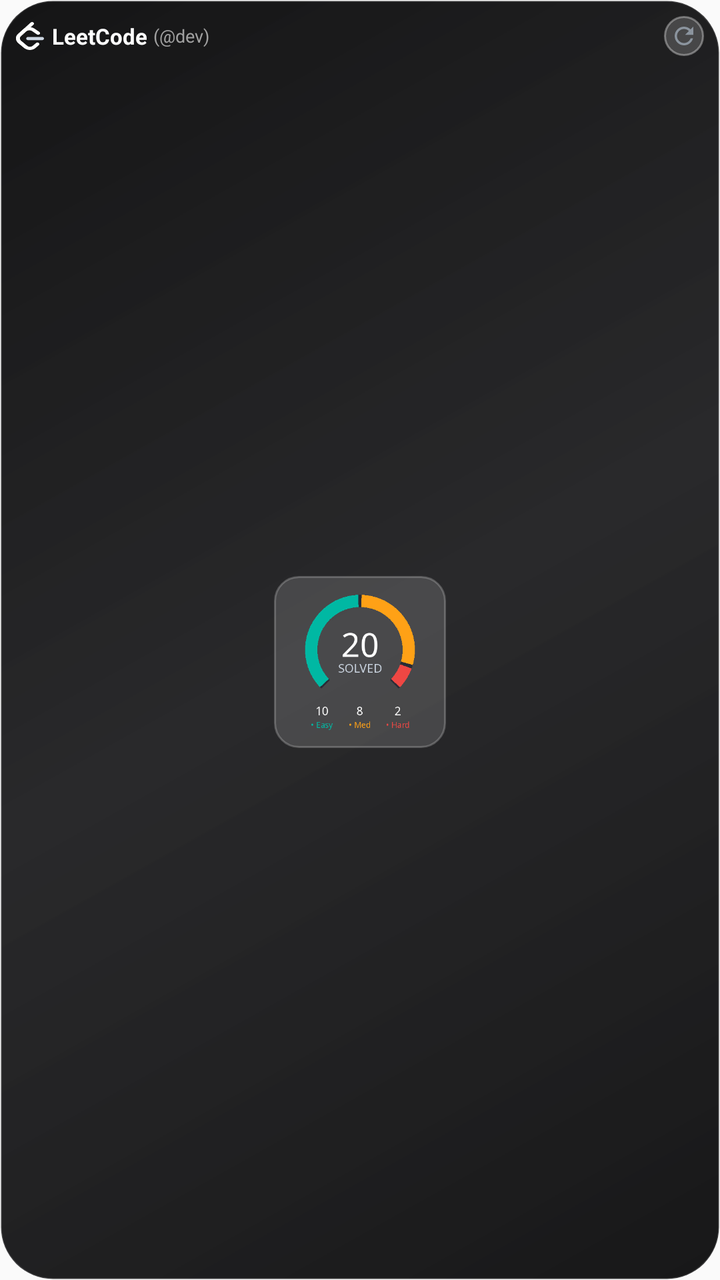
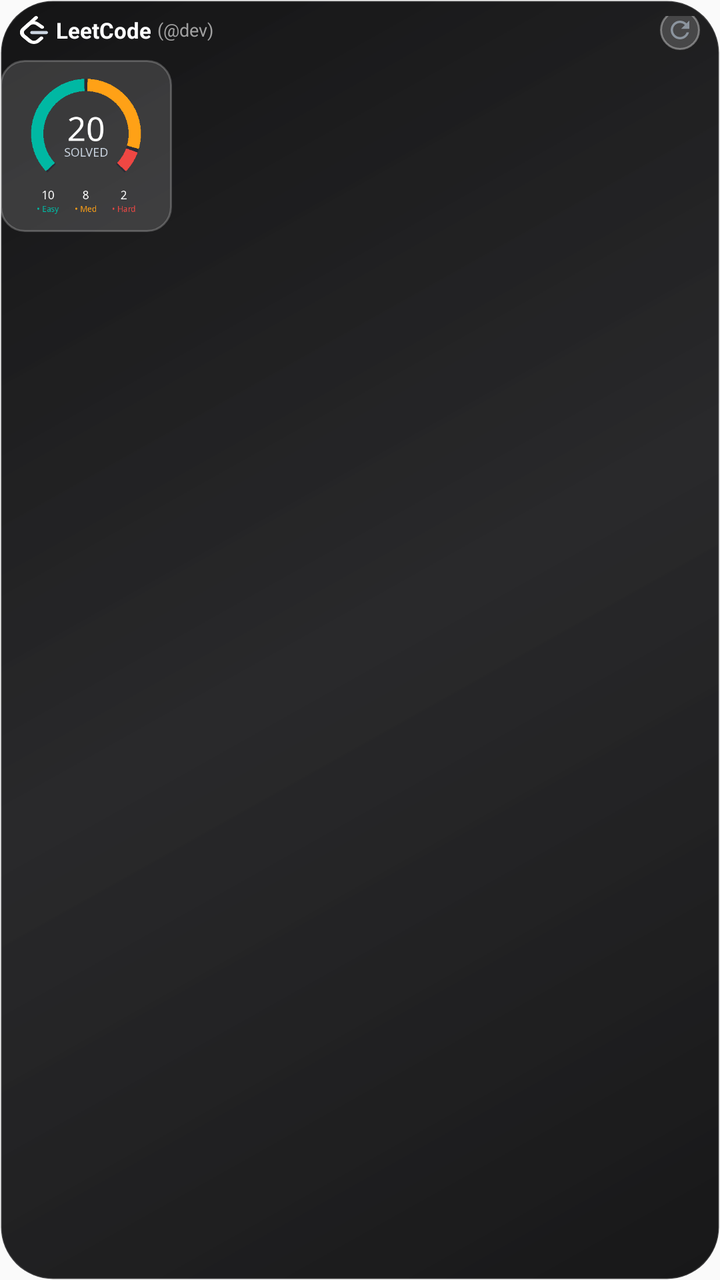

Two renders of the same Android screen: before a commit and after it. Below are the layout's source before the change and the commit's diff.
<!-- AndroidManifest.xml: application theme Theme.DevWidgets -->
<!-- res/layout/widget_leetcode_circle.xml -->
<?xml version="1.0" encoding="utf-8"?>
<FrameLayout xmlns:android="http://schemas.android.com/apk/res/android"
    android:layout_width="match_parent"
    android:layout_height="match_parent">

    <ImageView
        android:id="@+id/iv_widget_wallpaper_bg"
        android:layout_width="match_parent"
        android:layout_height="match_parent"
        android:scaleType="centerCrop"
        android:visibility="gone" />

    <ImageView
        android:id="@+id/v_widget_wallpaper_scrim"
        android:layout_width="match_parent"
        android:layout_height="match_parent"
        android:background="#80000000"
        android:visibility="gone" />

    <LinearLayout
        android:id="@+id/widget_root"
        android:layout_width="match_parent"
        android:layout_height="match_parent"
        android:orientation="vertical"
        android:background="@drawable/widget_glass_chassis"
        android:clipChildren="false"
        android:clipToPadding="false"
        android:padding="8dp">

        
        <RelativeLayout
            android:id="@+id/header_bar"
            android:layout_width="match_parent"
            android:layout_height="wrap_content"
            android:layout_marginBottom="2dp">

            <LinearLayout
                android:id="@+id/header_right_wrap"
                android:layout_width="wrap_content"
                android:layout_height="wrap_content"
                android:orientation="horizontal"
                android:gravity="center_vertical"
                android:layout_alignParentEnd="true"
                android:layout_centerVertical="true"
                android:layout_marginStart="8dp">

                <ImageView
                    android:id="@+id/btn_refresh"
                    android:layout_width="20dp"
                    android:layout_height="20dp"
                    android:background="@drawable/widget_icon_button_glass"
                    android:padding="3dp"
                    android:src="@drawable/ic_refresh"
                    android:contentDescription="Refresh" />
            </LinearLayout>

            <LinearLayout
                android:id="@+id/section_header_brand"
                android:layout_width="wrap_content"
                android:layout_height="wrap_content"
                android:orientation="horizontal"
                android:gravity="center_vertical"
                android:layout_alignParentStart="true"
                android:layout_toStartOf="@id/header_right_wrap"
                android:layout_centerVertical="true">

                <ImageView
                    android:id="@+id/iv_lc_brand_logo"
                    android:layout_width="14dp"
                    android:layout_height="14dp"
                    android:src="@drawable/ic_leetcode_logo"
                    android:layout_marginEnd="4dp"
                    android:contentDescription="LeetCode Logo" />

                <TextView
                    android:id="@+id/tv_lc_title"
                    android:layout_width="wrap_content"
                    android:layout_height="wrap_content"
                    android:text="LeetCode"
                    android:textColor="#FFFFFF"
                    android:textSize="11sp"
                    android:textStyle="bold"
                    android:singleLine="true" />

                <TextView
                    android:id="@+id/tv_lc_user_tag"
                    android:layout_width="wrap_content"
                    android:layout_height="wrap_content"
                    android:layout_marginStart="3dp"
                    android:text="(@dev)"
                    android:textColor="#A0A0A0"
                    android:textSize="9sp"
                    android:singleLine="true"
                    android:ellipsize="end" />
            </LinearLayout>
        </RelativeLayout>

        
        <FrameLayout
            android:id="@+id/section_circle_container"
            android:layout_width="match_parent"
            android:layout_height="0dp"
            android:layout_weight="1"
            android:clipChildren="false"
            android:clipToPadding="false">

            
            <FrameLayout
                android:id="@+id/section_leetcode"
                android:layout_width="86dp"
                android:layout_height="86dp"
                android:layout_gravity="center"
                android:background="@drawable/widget_glass_circle">

                <ImageView
                    android:id="@+id/iv_leetcode_circle"
                    android:layout_width="76dp"
                    android:layout_height="76dp"
                    android:layout_gravity="center"
                    android:scaleType="fitCenter"
                    android:src="@drawable/preview_element_lc_circle"
                    android:contentDescription="LeetCode Gauge" />
            </FrameLayout>
        </FrameLayout>
    </LinearLayout>
</FrameLayout>
<!-- resources referenced by this layout -->
<resources>
  <!-- drawable ic_leetcode_logo (drawable) -->
  <vector xmlns:android="http://schemas.android.com/apk/res/android"
      android:width="20dp"
      android:height="20dp"
      android:viewportWidth="94"
      android:viewportHeight="111">
      
      
      <path
          android:fillColor="#FFFFFF"
          android:pathData="M49.4124,2.0234 C51.8179,-0.5523 55.8523,-0.6869 58.4235,1.7228 C60.9946,4.1324 61.129,8.1739 58.7235,10.7495 L15.9282,56.5729 C11.2774,61.552 11.7867,69.5738 17.1459,74.8292 L36.9094,94.2091 C39.4256,96.6764 39.4686,100.7198 37.0056,103.2403 C34.5426,105.7609 30.5063,105.804 27.9901,103.3367 L8.2265,83.9567 C-1.9247,74.0021 -2.936,58.0741 6.6175,47.8463 L49.4124,2.0234 Z" />
      
      <path
          android:fillColor="#CBD5E1"
          android:pathData="M40.607,72.0014 C37.086,72.0014 34.2317,69.1421 34.2317,65.615 C34.2317,62.0879 37.086,59.2286 40.607,59.2286 L87.6247,59.2286 C91.1457,59.2286 94,62.0879 94,65.615 C94,69.1421 91.1457,72.0014 87.6247,72.0014 L40.607,72.0014 Z" />
      
      <path
          android:fillColor="#FFFFFF"
          android:pathData="M67.5068,83.0664 C70.0005,80.5764 74.0371,80.5829 76.5228,83.0809 C79.0085,85.579 79.002,89.6226 76.5083,92.1127 L65.4351,103.1696 C55.2192,113.3707 38.5605,113.5187 28.1723,103.5132 C28.1122,103.4557 23.4866,98.9201 8.227,83.957 C-1.9248,74.0029 -2.9361,58.0749 6.617,47.8464 L24.4287,28.7745 C33.91,18.6219 51.3874,17.5122 62.228,26.2789 L78.4053,39.362 C81.1449,41.5776 81.5728,45.5985 79.3611,48.3429 C77.1493,51.0873 73.1355,51.5159 70.3959,49.3003 L54.2187,36.2173 C48.5493,31.6325 38.6319,32.2622 33.7399,37.5006 L15.9279,56.5727 C11.2772,61.5522 11.7866,69.574 17.1461,74.8292 C28.3515,85.8169 36.9874,94.2846 36.9974,94.2942 C42.3982,99.496 51.1309,99.4184 56.4336,94.1234 L67.5068,83.0664 Z" />
  </vector>
  <!-- drawable ic_refresh (drawable) -->
  <vector xmlns:android="http://schemas.android.com/apk/res/android"
      android:width="20dp"
      android:height="20dp"
      android:viewportWidth="24"
      android:viewportHeight="24">
    <path
        android:fillColor="#8B949E"
        android:pathData="M17.65,6.35C16.2,4.9 14.21,4 12,4c-4.42,0 -7.99,3.58 -7.99,8s3.57,8 7.99,8c3.73,0 6.84,-2.55 7.73,-6h-2.08c-0.82,2.33 -3.04,4 -5.65,4 -3.31,0 -6,-2.69 -6,-6s2.69,-6 6,-6c1.66,0 3.14,0.69 4.22,1.78L13,11h7V4l-2.35,2.35z"/>
  </vector>
  <!-- drawable preview_element_lc_circle: png bitmap (drawable, 9783 bytes) -->
  <!-- drawable widget_glass_chassis (drawable) -->
  <?xml version="1.0" encoding="utf-8"?>
  <shape xmlns:android="http://schemas.android.com/apk/res/android"
      android:shape="rectangle">
      
      <gradient
          android:angle="135"
          android:startColor="#F20B0B0C"
          android:centerColor="#E6121214"
          android:endColor="#F2080809" />
      <corners android:radius="26dp" />
      <stroke
          android:width="1dp"
          android:color="#24FFFFFF" />
  </shape>
  <!-- drawable widget_glass_circle (drawable) -->
  <?xml version="1.0" encoding="utf-8"?>
  <shape xmlns:android="http://schemas.android.com/apk/res/android"
      android:shape="rectangle">
      
      <solid android:color="#26FFFFFF" />
      <corners android:radius="12dp" />
      <stroke
          android:width="1dp"
          android:color="#38FFFFFF" />
  </shape>
  <!-- drawable widget_icon_button_glass (drawable) -->
  <?xml version="1.0" encoding="utf-8"?>
  <shape xmlns:android="http://schemas.android.com/apk/res/android"
      android:shape="oval">
      
      <solid android:color="#2EFFFFFF" />
      <stroke
          android:width="1dp"
          android:color="#59FFFFFF" />
  </shape>
  <style name="Theme.DevWidgets" parent="android:Theme.Material.Light.NoActionBar" />
</resources>

<!-- the commit's change to res/layout/widget_leetcode_circle.xml (unified diff, before → after) -->
@@ -25,14 +25,17 @@
         android:background="@drawable/widget_glass_chassis"
         android:clipChildren="false"
         android:clipToPadding="false"
-        android:padding="8dp">
+        android:padding="0dp">
 
         
         <RelativeLayout
             android:id="@+id/header_bar"
             android:layout_width="match_parent"
             android:layout_height="wrap_content"
-            android:layout_marginBottom="2dp">
+            android:paddingStart="10dp"
+            android:paddingEnd="10dp"
+            android:paddingTop="8dp"
+            android:paddingBottom="2dp">
 
             <LinearLayout
                 android:id="@+id/header_right_wrap"
@@ -109,7 +112,7 @@
                 android:id="@+id/section_leetcode"
                 android:layout_width="86dp"
                 android:layout_height="86dp"
-                android:layout_gravity="center"
+                android:layout_gravity="top|start"
                 android:background="@drawable/widget_glass_circle">
 
                 <ImageView
